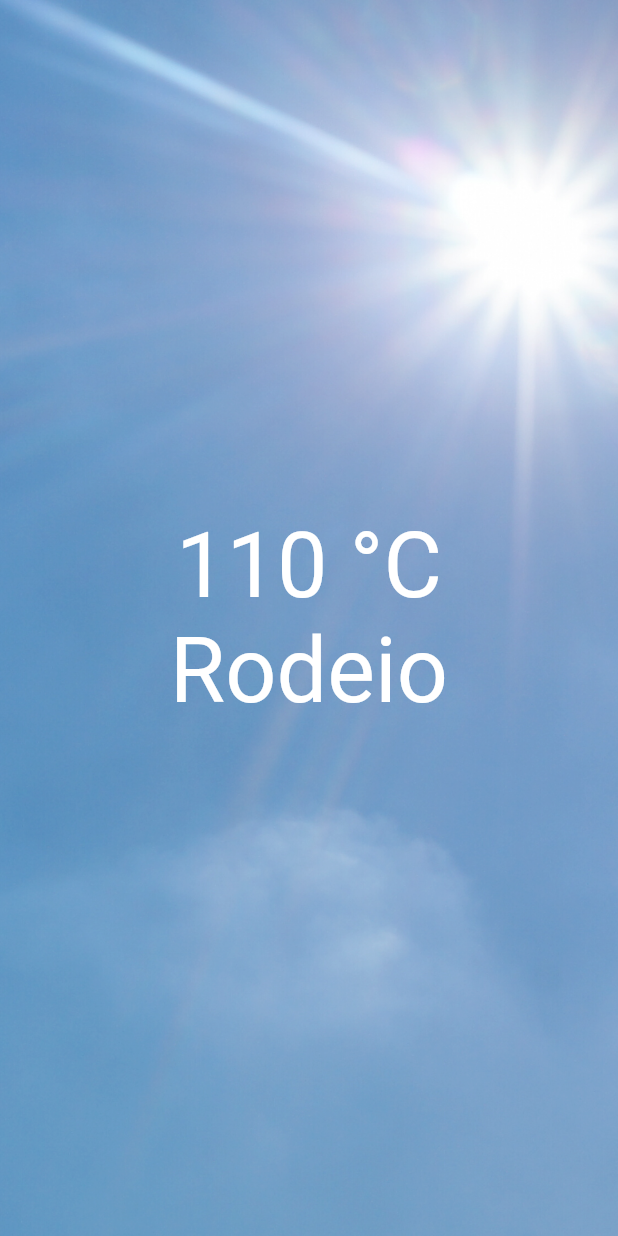
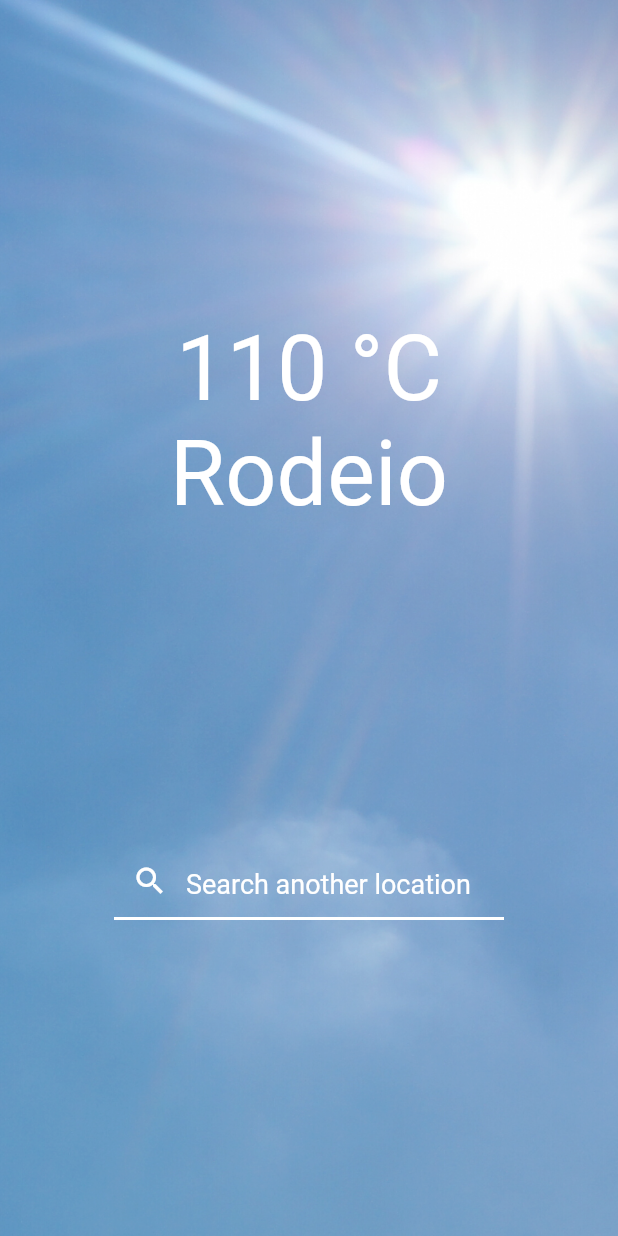
Before and after one commit to Victor-Fiamoncini/open_weather, a Flutter app: the screen it shows after launch, on a phone screen of 412 x 824 dp. Run offline on Flutter 3.47's test engine with Material 2 defaults, Android fonts, the phone set to English and light mode, and no system bars.

Commit message:
chore: text field & api integration

```diff
--- /dev/null
+++ b/lib/config/api.dart
@@ -0,0 +1,2 @@
+const searchApiUrl = 'https://www.metaweather.com/api/location/search/?query=';
+const locationApiUrl = 'https://www.metaweather.com/api/location';
--- a/lib/main.dart
+++ b/lib/main.dart
@@ -1,4 +1,9 @@
+import 'dart:convert';
+
 import 'package:flutter/material.dart';
+import 'package:http/http.dart' as http;
+
+import 'package:open_weather/config/api.dart';
 
 void main() => runApp(App());
 
@@ -8,8 +13,37 @@ class App extends StatefulWidget {
 }
 
 class _AppState extends State<App> {
-  final int _temperature = 110;
-  final String _location = 'Rodeio';
+  String _location = 'Rodeio';
+  String _weather = 'clear';
+  int _temperature = 110;
+  int _woeid = 123123;
+
+  Future<void> fetchSearch(String input) async {
+    final response = await http.get(searchApiUrl + input);
+    final jsonResponse = json.decode(response.body)[0];
+
+    setState(() {
+      _location = jsonResponse['title'] as String;
+      _woeid = jsonResponse['woeid'] as int;
+    });
+  }
+
+  Future<void> fetchLocation() async {
+    final response = await http.get(locationApiUrl + _woeid.toString());
+    final jsonResponse = json.decode(response.body);
+    final data = jsonResponse['consolidated_weather'][0];
+
+    final formattedWeather = data['weather_state_name']
+        .toString()
+        .replaceAll(' ', '')
+        .trim()
+        .toLowerCase();
+
+    setState(() {
+      _temperature = data['the_temp'].round() as int;
+      _weather = formattedWeather;
+    });
+  }
 
   @override
   Widget build(BuildContext context) {
@@ -17,9 +51,9 @@ class _AppState extends State<App> {
       title: 'Open Weather',
       debugShowCheckedModeBanner: false,
       home: Container(
-        decoration: const BoxDecoration(
+        decoration: BoxDecoration(
           image: DecorationImage(
-            image: AssetImage('lib/assets/clear.png'),
+            image: AssetImage('lib/assets/$_weather.png'),
             fit: BoxFit.cover,
           ),
         ),
@@ -49,7 +83,50 @@ class _AppState extends State<App> {
                     ),
                   ),
                 ],
-              )
+              ),
+              Column(
+                children: [
+                  const SizedBox(
+                    width: 300,
+                    child: Padding(
+                      padding: EdgeInsets.symmetric(horizontal: 20),
+                      child: TextField(
+                        keyboardType: TextInputType.text,
+                        cursorColor: Colors.white,
+                        style: TextStyle(
+                          color: Colors.white,
+                          fontSize: 24,
+                        ),
+                        decoration: InputDecoration(
+                          hintText: 'Search another location',
+                          alignLabelWithHint: true,
+                          filled: false,
+                          focusedBorder: UnderlineInputBorder(
+                            borderSide: BorderSide(
+                              color: Colors.white,
+                              width: 2,
+                            ),
+                          ),
+                          enabledBorder: UnderlineInputBorder(
+                            borderSide: BorderSide(
+                              color: Colors.white,
+                              width: 2,
+                            ),
+                          ),
+                          hintStyle: TextStyle(
+                            color: Colors.white,
+                            fontSize: 18,
+                          ),
+                          prefixIcon: Icon(
+                            Icons.search,
+                            color: Colors.white,
+                          ),
+                        ),
+                      ),
+                    ),
+                  )
+                ],
+              ),
             ],
           ),
         ),
--- a/pubspec.yaml
+++ b/pubspec.yaml
@@ -12,6 +12,7 @@ dependencies:
   flutter:
     sdk: flutter
 
+  http: ^0.12.1
   cupertino_icons: ^1.0.0
 
 dev_dependencies:
```
Also changed, not shown: pubspec.lock.
